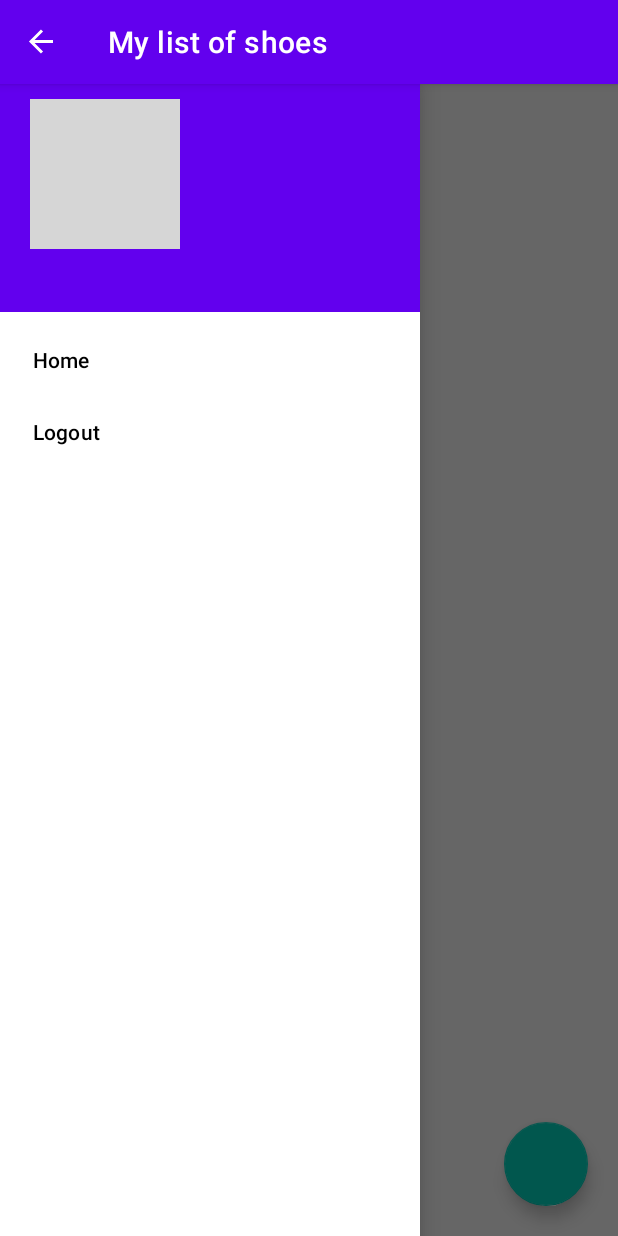
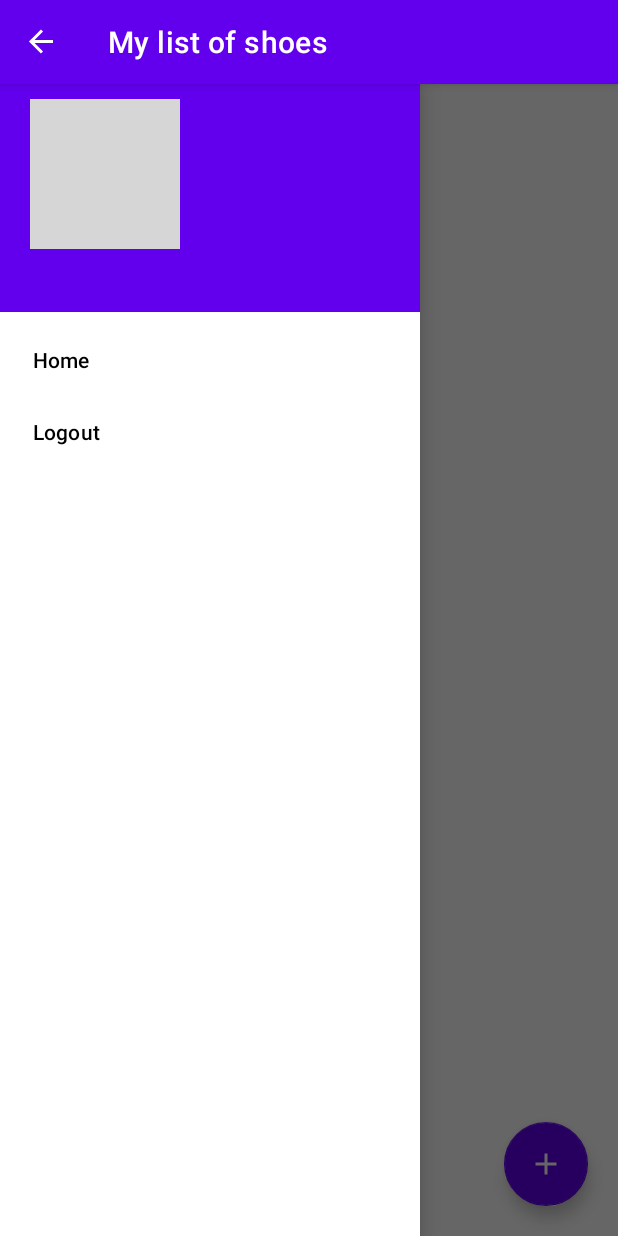
Before and after one commit to prossir/udacity_kotlin_capstone_1, an Android app: the ListShoesFragment screen opened through its navigation route, with the side drawer open, on a phone screen of 412 x 824 dp. Run offline under Robolectric (Android 15) with nearby library versions, the phone set to English and light mode, and no system bars; our stand-ins replace CircleImageView, data binding, navigation-ui; 2 statements that could not run were skipped; grey boxes are pictures that could not be loaded.

```diff
--- a/app/build.gradle
+++ b/app/build.gradle
@@ -2,7 +2,7 @@ plugins {
     id 'com.android.application'
     id 'kotlin-android'
     id 'kotlin-kapt'
-    id 'androidx.navigation.safeargs'
+    id 'androidx.navigation.safeargs.kotlin'
 }
 
 android {
--- a/app/src/main/java/paolo/udacity/color/my/shoestoreinventorycapstone_1/features/authentication/common/di/Modules.kt
+++ b/app/src/main/java/paolo/udacity/color/my/shoestoreinventorycapstone_1/features/authentication/common/di/Modules.kt
@@ -4,7 +4,7 @@ import org.koin.dsl.module
 import paolo.udacity.color.my.shoestoreinventorycapstone_1.features.authentication.common.mapper.UserMapper
 
 
-internal val commonPartModule = module {
+internal val authCommonPartModule = module {
 
     factory { UserMapper() }
 
--- a/app/src/main/java/paolo/udacity/color/my/shoestoreinventorycapstone_1/features/authentication/di/Modules.kt
+++ b/app/src/main/java/paolo/udacity/color/my/shoestoreinventorycapstone_1/features/authentication/di/Modules.kt
@@ -1,7 +1,7 @@
 package paolo.udacity.color.my.shoestoreinventorycapstone_1.features.authentication.di
 
 import org.koin.core.module.Module
-import paolo.udacity.color.my.shoestoreinventorycapstone_1.features.authentication.common.di.commonPartModule
+import paolo.udacity.color.my.shoestoreinventorycapstone_1.features.authentication.common.di.authCommonPartModule
 import paolo.udacity.color.my.shoestoreinventorycapstone_1.features.authentication.login.di.loginPartModule
 import paolo.udacity.color.my.shoestoreinventorycapstone_1.features.authentication.splash.di.splashPartModule
 import paolo.udacity.color.my.shoestoreinventorycapstone_1.utils.extensions.listByElementsOf
@@ -9,7 +9,7 @@ import paolo.udacity.color.my.shoestoreinventorycapstone_1.utils.extensions.list
 
 val authenticationFeatureModule by lazy {
     listByElementsOf<Module>(
-        commonPartModule,
+        authCommonPartModule,
         loginPartModule,
         splashPartModule
     )
--- a/app/src/main/java/paolo/udacity/color/my/shoestoreinventorycapstone_1/features/shoe_management/common/di/Modules.kt
+++ b/app/src/main/java/paolo/udacity/color/my/shoestoreinventorycapstone_1/features/shoe_management/common/di/Modules.kt
@@ -1 +1,11 @@
 package paolo.udacity.color.my.shoestoreinventorycapstone_1.features.shoe_management.common.di
+
+import org.koin.dsl.module
+import paolo.udacity.color.my.shoestoreinventorycapstone_1.features.shoe_management.common.mapper.ShoeMapper
+
+
+internal val shoeCommonPartModule = module {
+
+    factory { ShoeMapper() }
+
+}
--- a/app/src/main/java/paolo/udacity/color/my/shoestoreinventorycapstone_1/features/shoe_management/list_shoes/di/Modules.kt
+++ b/app/src/main/java/paolo/udacity/color/my/shoestoreinventorycapstone_1/features/shoe_management/list_shoes/di/Modules.kt
@@ -1,8 +1,15 @@
 package paolo.udacity.color.my.shoestoreinventorycapstone_1.features.shoe_management.list_shoes.di
 
+import org.koin.androidx.viewmodel.dsl.viewModel
 import org.koin.dsl.module
+import paolo.udacity.color.my.shoestoreinventorycapstone_1.features.shoe_management.list_shoes.mapper.ListShoesFailureMapper
+import paolo.udacity.color.my.shoestoreinventorycapstone_1.features.shoe_management.list_shoes.view.ListShoesViewModel
 
 
 internal val listShoesPartModule = module {
 
+    factory { ListShoesFailureMapper() }
+
+    viewModel { ListShoesViewModel(get(), get(), get()) }
+
 }
--- a/app/src/main/java/paolo/udacity/color/my/shoestoreinventorycapstone_1/features/shoe_management/list_shoes/view/ListShoesFragment.kt
+++ b/app/src/main/java/paolo/udacity/color/my/shoestoreinventorycapstone_1/features/shoe_management/list_shoes/view/ListShoesFragment.kt
@@ -9,6 +9,7 @@ import androidx.databinding.DataBindingUtil
 import androidx.fragment.app.Fragment
 import androidx.lifecycle.Observer
 import androidx.navigation.findNavController
+import androidx.navigation.fragment.navArgs
 import com.google.android.material.snackbar.Snackbar
 import org.koin.androidx.viewmodel.ext.android.viewModel
 import paolo.udacity.color.my.shoestoreinventorycapstone_1.R
@@ -29,7 +30,7 @@ class ListShoesFragment : Fragment() {
         }
     }
     private lateinit var binding : FragmentListShoesBinding
-
+    private val arguments: ListShoesFragmentArgs by navArgs()
 
     override fun onCreateView(inflater: LayoutInflater, container: ViewGroup?, savedInstanceState: Bundle?): View {
         binding = DataBindingUtil.inflate(inflater, R.layout.fragment_list_shoes, container, false)
@@ -38,22 +39,37 @@ class ListShoesFragment : Fragment() {
         return binding.root
     }
 
+    override fun onResume() {
+        if(arguments.shoeWasAdded) {
+            viewModel.getShoes()
+        }
+        super.onResume()
+    }
+
     private fun initObservers() {
         viewModel.viewState.observe(viewLifecycleOwner, viewStateObserver)
     }
 
     private fun initUi() {
+        binding.listShoesViewModel = viewModel
         viewModel.getShoes()
     }
 
     private fun setSuccessOnGettingRegisteredShoesOnUi(data: List<ShoeModel>) {
         binding.llShoeListHolder.removeAllViews()
+        if(data.isEmpty()) {
+            binding.tvEmptyList.visibility = View.VISIBLE
+            binding.llShoeListHolder.visibility = View.GONE
+        } else {
+            binding.tvEmptyList.visibility = View.GONE
+            binding.llShoeListHolder.visibility = View.VISIBLE
             for(shoe in data) {
                 val viewToAdd = layoutInflater.inflate(R.layout.row_shoe, binding.llShoeListHolder)
                 viewToAdd.findViewById<TextView>(R.id.tv_shoe_name).text = shoe.name
                 viewToAdd.findViewById<TextView>(R.id.tv_shoe_size).text = shoe.sizeAsString + " in inches"
                 viewToAdd.findViewById<TextView>(R.id.tv_shoe_company).text = shoe.company
                 viewToAdd.findViewById<TextView>(R.id.tv_shoe_description).text = shoe.description
+            }
         }
     }
 
--- a/app/src/main/java/paolo/udacity/color/my/shoestoreinventorycapstone_1/features/shoe_management/main/di/Modules.kt
+++ b/app/src/main/java/paolo/udacity/color/my/shoestoreinventorycapstone_1/features/shoe_management/main/di/Modules.kt
@@ -2,13 +2,13 @@ package paolo.udacity.color.my.shoestoreinventorycapstone_1.features.shoe_manage
 
 import org.koin.androidx.viewmodel.dsl.viewModel
 import org.koin.dsl.module
-import paolo.udacity.color.my.shoestoreinventorycapstone_1.features.shoe_management.list_shoes.mapper.ListShoesFailureMapper
+import paolo.udacity.color.my.shoestoreinventorycapstone_1.features.shoe_management.main.mapper.MainFailureMapper
 import paolo.udacity.color.my.shoestoreinventorycapstone_1.features.shoe_management.main.view.MainViewModel
 
 
 internal val mainPartModule = module {
 
-    factory { ListShoesFailureMapper() }
+    factory { MainFailureMapper() }
 
     viewModel { MainViewModel(get(), get(), get(), get()) }
 
--- /dev/null
+++ b/app/src/main/java/paolo/udacity/color/my/shoestoreinventorycapstone_1/features/shoe_management/main/mapper/MainFailureMapper.kt
@@ -0,0 +1,6 @@
+package paolo.udacity.color.my.shoestoreinventorycapstone_1.features.shoe_management.main.mapper
+
+import paolo.udacity.color.my.shoestoreinventorycapstone_1.utils.presentation.mapper.FailureMapper
+
+
+class MainFailureMapper: FailureMapper()
--- a/app/src/main/java/paolo/udacity/color/my/shoestoreinventorycapstone_1/features/shoe_management/main/view/MainViewModel.kt
+++ b/app/src/main/java/paolo/udacity/color/my/shoestoreinventorycapstone_1/features/shoe_management/main/view/MainViewModel.kt
@@ -9,7 +9,7 @@ import kotlinx.coroutines.Dispatchers
 import paolo.udacity.color.my.shoestoreinventorycapstone_1.domain.use_case.main.GetUserUseCase
 import paolo.udacity.color.my.shoestoreinventorycapstone_1.domain.use_case.main.LogOutUseCase
 import paolo.udacity.color.my.shoestoreinventorycapstone_1.features.authentication.common.mapper.UserMapper
-import paolo.udacity.color.my.shoestoreinventorycapstone_1.features.shoe_management.list_shoes.mapper.ListShoesFailureMapper
+import paolo.udacity.color.my.shoestoreinventorycapstone_1.features.shoe_management.main.mapper.MainFailureMapper
 import paolo.udacity.color.my.shoestoreinventorycapstone_1.utils.extensions.safeLaunch
 import paolo.udacity.color.my.shoestoreinventorycapstone_1.utils.extensions.with
 
@@ -18,7 +18,7 @@ class MainViewModel(
     private val getUserUseCase: GetUserUseCase,
     private val logOutUseCase: LogOutUseCase,
     private val userMapper: UserMapper,
-    private val failureMapper: ListShoesFailureMapper,
+    private val failureMapper: MainFailureMapper,
     private val dispatcher: CoroutineDispatcher = Dispatchers.IO
 ) : ViewModel() {
 
--- a/app/src/main/res/layout/fragment_list_shoes.xml
+++ b/app/src/main/res/layout/fragment_list_shoes.xml
@@ -28,21 +28,42 @@
 
         </ScrollView>
 
+        <TextView
+            android:id="@+id/tv_empty_list"
+            android:layout_width="match_parent"
+            android:layout_height="wrap_content"
+            android:text="You have not added any shoes!"
+            android:textAlignment="center"
+            android:textColor="@color/design_default_color_primary"
+            android:textSize="20sp"
+            android:textStyle="bold"
+            android:visibility="gone"
+            app:layout_constraintBottom_toBottomOf="parent"
+            app:layout_constraintEnd_toEndOf="parent"
+            app:layout_constraintStart_toStartOf="parent"
+            app:layout_constraintTop_toTopOf="parent" />
+
         <com.google.android.material.floatingactionbutton.FloatingActionButton
             android:id="@+id/fab_add_shoe"
             android:layout_width="wrap_content"
             android:layout_height="wrap_content"
             android:layout_margin="20dp"
+            android:contentDescription="Add shoes to the list of shoes"
             android:onClick="@{_ -> listShoesViewModel.goToAddShoes()}"
-            android:contentDescription="Add shoes to the list of shoes"
+            android:scaleType="center"
+            android:src="@drawable/ic_add_black"
+            android:theme="@style/Widget.MaterialComponents.FloatingActionButton"
+            app:backgroundTint="@color/design_default_color_primary"
             app:layout_constraintBottom_toBottomOf="parent"
-            app:layout_constraintEnd_toEndOf="parent" />
+            app:layout_constraintEnd_toEndOf="parent"
+            app:tint="@color/white" />
 
         <com.airbnb.lottie.LottieAnimationView
             android:id="@+id/lav_loader"
             android:layout_width="match_parent"
             android:layout_height="wrap_content"
             android:visibility="gone"
+            app:tint="@color/design_default_color_primary"
             app:layout_constraintBottom_toBottomOf="parent"
             app:layout_constraintEnd_toEndOf="parent"
             app:layout_constraintStart_toStartOf="parent"
--- a/app/src/main/res/navigation/main_navigation.xml
+++ b/app/src/main/res/navigation/main_navigation.xml
@@ -23,24 +23,24 @@
         android:name="paolo.udacity.color.my.shoestoreinventorycapstone_1.features.shoe_management.list_shoes.view.ListShoesFragment"
         android:label="My list of shoes" >
         <action
-            android:id="@+id/action_listShoesFragment_to_viewShoeDetailFragment"
-            app:destination="@id/viewShoeDetailFragment" />
-        <action
             android:id="@+id/action_listShoesFragment_to_createShoeFragment"
             app:destination="@id/createShoeFragment" />
-    </fragment>
-    <fragment
-        android:id="@+id/viewShoeDetailFragment"
-        android:name="paolo.udacity.color.my.shoestoreinventorycapstone_1.features.shoe_management.view_shoe_detail.view.ViewShoeDetailFragment"
-        android:label="ViewShoeDetailFragment" >
-        <action
-            android:id="@+id/action_viewShoeDetailFragment_to_listShoesFragment2"
-            app:destination="@id/listShoesFragment"
-            app:popUpTo="@id/welcomeFragment"
-            app:popUpToInclusive="true" />
+        <argument
+            android:name="shoeWasAdded"
+            app:argType="boolean"
+            android:defaultValue="false" />
     </fragment>
     <fragment
         android:id="@+id/createShoeFragment"
         android:name="paolo.udacity.color.my.shoestoreinventorycapstone_1.features.shoe_management.create_shoe.view.CreateShoeFragment"
-        android:label="CreateShoeFragment" />
+        android:label="Register shoe" >
+        <action
+            android:id="@+id/action_createShoeFragment_to_listShoesFragment"
+            app:destination="@id/listShoesFragment" >
+            <argument
+                android:name="shoeWasAdded"
+                app:argType="boolean"
+                android:defaultValue="false" />
+        </action>
+    </fragment>
 </navigation>
```
Also changed, not shown: app/src/main/java/paolo/udacity/color/my/shoestoreinventorycapstone_1/features/shoe_management/create_shoe/di/Modules.kt (+14 -0 lines), app/src/main/java/paolo/udacity/color/my/shoestoreinventorycapstone_1/features/shoe_management/create_shoe/view/CreateShoeFragment.kt (+4 -4 lines), app/src/main/java/paolo/udacity/color/my/shoestoreinventorycapstone_1/features/shoe_management/create_shoe/view/CreateShoeViewModel.kt (+7 -7 lines), app/src/main/java/paolo/udacity/color/my/shoestoreinventorycapstone_1/features/shoe_management/di/Modules.kt (+8 -4 lines). Lines whose indentation alone changed are shown as unchanged.
